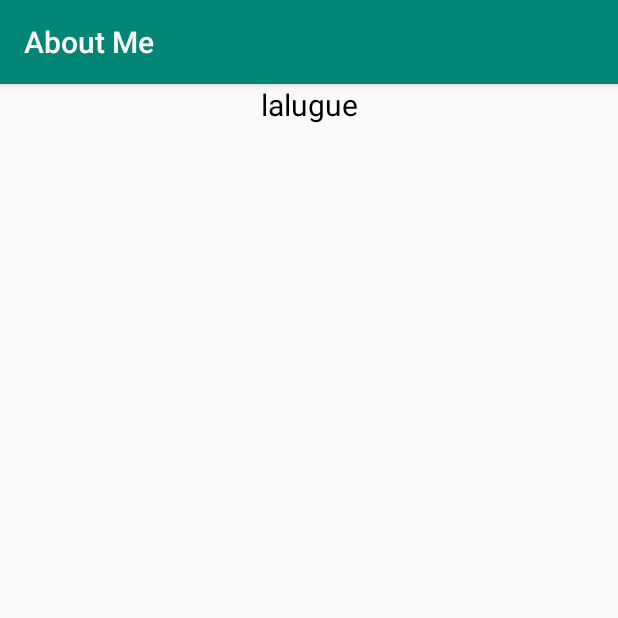
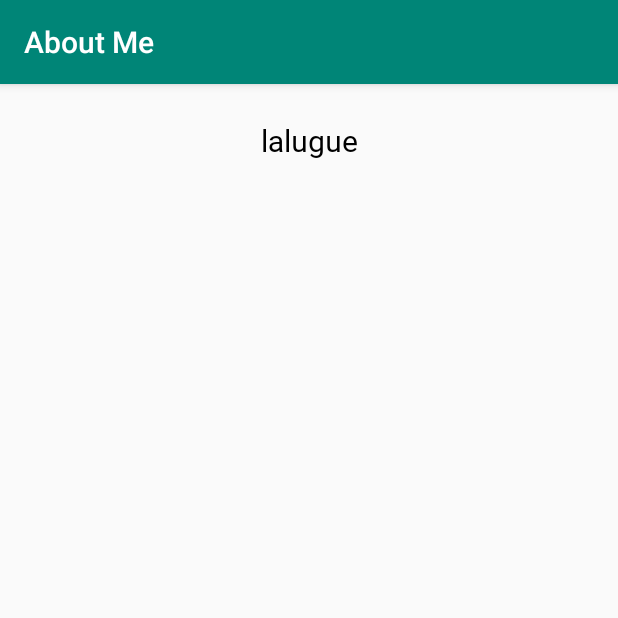
Before and after one commit to lalugue/AndroidAboutMe, an Android app: the screen it shows after launch (MainActivity), on a phone screen of 412 x 824 dp, the top half of it. Run offline under Robolectric (Android 15) with nearby library versions, the phone set to English and light mode, and no system bars.

Commit message:
add style to textview

```diff
--- a/app/src/main/AndroidManifest.xml
+++ b/app/src/main/AndroidManifest.xml
@@ -16,6 +16,9 @@
                 <category android:name="android.intent.category.LAUNCHER" />
             </intent-filter>
         </activity>
+        <meta-data
+            android:name="preloaded_fonts"
+            android:resource="@array/preloaded_fonts" />
     </application>
 
 </manifest>
--- a/app/src/main/res/layout/activity_main.xml
+++ b/app/src/main/res/layout/activity_main.xml
@@ -8,8 +8,6 @@
         android:layout_height="wrap_content"
         android:text="@string/name"
         android:textAlignment="center"
-        android:textColor="@android:color/black"
-        android:textSize="@dimen/text_size"
-        />
+        style="@style/NameStyle" />
 
 </LinearLayout>
--- a/app/src/main/res/values/dimens.xml
+++ b/app/src/main/res/values/dimens.xml
@@ -1,4 +1,6 @@
 <?xml version="1.0" encoding="utf-8"?>
 <resources>
     <dimen name="text_size">20sp</dimen>
+    <dimen name="small_padding">8dp</dimen>
+    <dimen name="layout_margin">16dp</dimen>
 </resources>
--- a/app/src/main/res/values/styles.xml
+++ b/app/src/main/res/values/styles.xml
@@ -8,4 +8,12 @@
         <item name="colorAccent">@color/colorAccent</item>
     </style>
 
+    <style name="NameStyle">
+        <item name="android:layout_marginTop">@dimen/layout_margin</item>
+        <item name="android:fontFamily">@font/roboto</item>
+        <item name="android:paddingTop">@dimen/small_padding</item>
+        <item name="android:textColor">@android:color/black</item>
+        <item name="android:textSize">@dimen/text_size</item>
+    </style>
+
 </resources>
```
Also changed, not shown: app/src/main/res/font/roboto.ttf (added).
